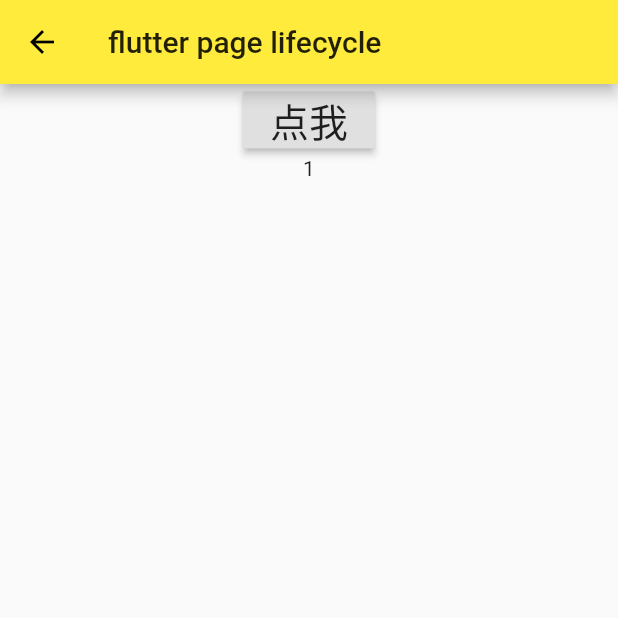
After one commit to wudiansi/flutter_app_test, a Flutter app: the WidgetLifecycle screen opened directly, after a tap on "点我", on a phone screen of 412 x 824 dp, the top half of it. The commit adds this screen. Run offline on Flutter 3.47's test engine with Material 2 defaults, Android fonts, the phone set to English and light mode, and no system bars; missing offline and left inert: dart:ffi, flutter_color_plugin.

Commit message:
update 5-11 flutter_widget_lifecycle.dart 5-12 app_lifecycle.dart

```diff
--- /dev/null
+++ b/lib/flutter_widget_lifecycle.dart
@@ -0,0 +1,103 @@
+import 'package:flutter/material.dart';
+
+///Flutter Widget的生命周期重点讲解StatefulWidget的生命周期
+///因为无状态的widget StatelessWidget只有createElement、与build两个生命周期方法
+///StatefulWidget的生命周期方法按照时期不同可以分为三组：
+///1.初始化时期
+///createState、initState
+///2.更新期间
+///didChangeDependencies、build、didUpdateWidget
+///3.销毁期
+///deactivate、dispose
+///扩展阅读：
+///http://www.devio.org/io/flutter_app/img/blog/flutter-widget-lifecycle.png
+///https://flutterbyexample.com/stateful-widget-lifecycle/
+class WidgetLifecycle extends StatefulWidget {
+  ///当我们构建一个新的StatefulWidget时，这个会立即调用
+  ///并且这个方法必须被覆盖
+  @override
+  _WidgetLifecycleState createState() => _WidgetLifecycleState();
+}
+
+class _WidgetLifecycleState extends State<WidgetLifecycle> {
+  int _count = 0;
+  ///这是创建widget时调用的除构造方法外的第一个方法：
+  ///类似于Android的：onCreate() 与iOS的 viewDidLoad()
+  ///在这个方法中通常会做一些初始化工作，比如channel的初始化，监听器的初始化等
+  @override
+  void initState() {
+    print('--- initState ---');
+    super.initState();
+  }
+
+  ///当依赖的State对象改变时会调用：
+  ///a.在第一次构建widget时，在initState（）之后立即调用此方法；
+  ///b.如果的StatefulWidgets依赖于InheritedWidget，那么当当前State所依赖InheritedWidget中的变量改变时会再次调用它
+  ///拓展：InheritedWidget可以高效的将数据在Widget树中向下传递、共享，可参考：https://book.flutterchina.club/chapter7/inherited_widget.html
+  @override
+  void didChangeDependencies() {
+    print('--- didChangeDependencies ---');
+    super.didChangeDependencies();
+  }
+
+  ///这是一个必须实现的方法，在这里实现你要呈现的页面内容：
+  ///它会在在didChangeDependencies()之后立即调用；
+  ///另外当调用setState后也会再次调用该方法；
+  @override
+  Widget build(BuildContext context) {
+    print('--- build ---');
+    return Scaffold(
+      appBar: AppBar(
+        title: Text('flutter page lifecycle'),
+        leading: GestureDetector(
+          onTap: () {
+            Navigator.pop(context);
+          },
+          child: Icon(Icons.arrow_back),
+        ),
+      ),
+      body: Center(
+        child: Column(
+          children: <Widget>[
+            RaisedButton(
+              onPressed: () {
+                setState(() {
+                  _count += 1;
+                });
+              },
+              child: Text(
+                '点我',
+                style: TextStyle(fontSize: 26,),
+              ),
+            ),
+            Text(_count.toString())
+          ],
+        ),
+      ),
+    );
+  }
+
+  ///这是一个不常用到的生命周期方法，当父组件需要重新绘制时才会调用；
+  ///该方法会携带一个oldWidget参数，可以将其与当前的widget进行对比以便执行一些额外的逻辑，如：
+  /// if (oldWidget.xxx != widget.xxx)...
+  @override
+  void didUpdateWidget(WidgetLifecycle oldWidget) {
+    print('--- didUpdateWidget ---');
+    super.didUpdateWidget(oldWidget);
+  }
+
+  ///很少使用，在组件被移除时调用在dispose之前调用
+  @override
+  void deactivate() {
+    print('--- deactivate ---');
+    super.deactivate();
+  }
+
+  ///常用，组件被销毁时调用：
+  ///通常在该方法中执行一些资源的释放工作比如，监听器的卸载，channel的销毁等
+  @override
+  void dispose() {
+    print('--- dispose ---');
+    super.dispose();
+  }
+}
--- a/lib/route_page.dart
+++ b/lib/route_page.dart
@@ -1,6 +1,8 @@
 import 'package:flutter/material.dart';
+import 'package:flutterapptest/app_lifecycle.dart';
 import 'package:flutterapptest/data_type.dart';
 import 'package:flutterapptest/flutter_layout_page.dart';
+import 'package:flutterapptest/flutter_widget_lifecycle.dart';
 import 'package:flutterapptest/function_learn.dart';
 import 'package:flutterapptest/generic_learn.dart';
 import 'package:flutterapptest/gesture_page.dart';
@@ -47,6 +49,8 @@ class MyApp extends StatelessWidget {
         "ges": (BuildContext context) => GesturePage(),
         "res": (BuildContext context) => ResPage(),
         "launch": (BuildContext context) => LaunchPage(),
+        "lifecycle": (BuildContext context) => WidgetLifecycle(),
+        "app_lifecycle": (BuildContext context) => AppLifeCycle(),
       },
     );
   }
@@ -80,6 +84,8 @@ class _RouteNavigatorState extends State<RouteNavigator> {
           _item('gesture page', GesturePage(), 'ges'),
           _item('res page', ResPage(), 'res'),
           _item('launch page', LaunchPage(), 'launch'),
+          _item('lifecycle page', WidgetLifecycle(), 'lifecycle'),
+          _item('app lifecycle page', AppLifeCycle(), 'app_lifecycle'),
         ],
       ),
     );
```
Also changed, not shown: lib/app_lifecycle.dart (added, +57 -0 lines).
